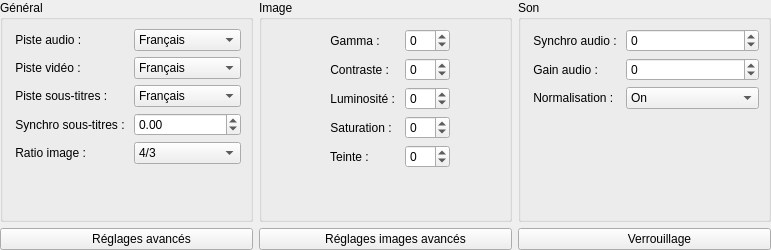
Qt form src/parameterswidget.ui (cinemaouvert/OPP) before a commit.
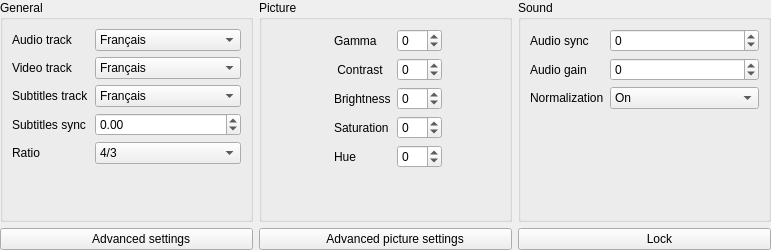
The same form after that commit. Icons and pictures are not drawn.

Commit message: Traduction - Parameters

Diff of the .ui file:
```diff
--- a/src/parameterswidget.ui
+++ b/src/parameterswidget.ui
@@ -35,7 +35,7 @@
          <bool>false</bool>
         </property>
         <property name="title">
-         <string>Général</string>
+         <string>General</string>
         </property>
         <layout class="QVBoxLayout" name="verticalLayout">
          <item>
@@ -46,7 +46,7 @@
            <item row="0" column="0">
             <widget class="QLabel" name="pisteAudioLabel">
              <property name="text">
-              <string> Piste audio : </string>
+              <string>Audio track</string>
              </property>
             </widget>
            </item>
@@ -68,7 +68,7 @@
            <item row="1" column="0">
             <widget class="QLabel" name="pisteVidOLabel">
              <property name="text">
-              <string> Piste vidéo : </string>
+              <string>Video track</string>
              </property>
             </widget>
            </item>
@@ -84,7 +84,7 @@
            <item row="2" column="0">
             <widget class="QLabel" name="pisteSousTitresLabel">
              <property name="text">
-              <string> Piste sous-titres :</string>
+              <string>Subtitles track</string>
              </property>
             </widget>
            </item>
@@ -110,7 +110,7 @@
            <item row="3" column="0">
             <widget class="QLabel" name="snchroLabel">
              <property name="text">
-              <string> Synchro sous-titres : </string>
+              <string>Subtitles sync</string>
              </property>
             </widget>
            </item>
@@ -124,7 +124,7 @@
            <item row="4" column="0">
             <widget class="QLabel" name="ratioImageLabel">
              <property name="text">
-              <string> Ratio image : </string>
+              <string>Ratio</string>
              </property>
             </widget>
            </item>
@@ -145,7 +145,7 @@
       <item>
        <widget class="QPushButton" name="pushButton_advancedSettings">
         <property name="text">
-         <string>         Réglages avancés</string>
+         <string>         Advanced settings</string>
         </property>
         <property name="icon">
          <iconset>
@@ -171,7 +171,7 @@
       <item>
        <widget class="QGroupBox" name="groupBox_2">
         <property name="title">
-         <string>Image</string>
+         <string>Picture</string>
         </property>
         <layout class="QVBoxLayout" name="verticalLayout_5">
          <item>
@@ -182,35 +182,35 @@
            <item row="0" column="0">
             <widget class="QLabel" name="gammaLabel">
              <property name="text">
-              <string> Gamma : </string>
+              <string>Gamma</string>
              </property>
             </widget>
            </item>
            <item row="1" column="0">
             <widget class="QLabel" name="contrastLabel">
              <property name="text">
-              <string> Contraste : </string>
+              <string> Contrast</string>
              </property>
             </widget>
            </item>
            <item row="2" column="0">
             <widget class="QLabel" name="luminositLabel">
              <property name="text">
-              <string> Luminosité : </string>
+              <string>Brightness</string>
              </property>
             </widget>
            </item>
            <item row="3" column="0">
             <widget class="QLabel" name="saturationLabel">
              <property name="text">
-              <string> Saturation : </string>
+              <string>Saturation</string>
              </property>
             </widget>
            </item>
            <item row="4" column="0">
             <widget class="QLabel" name="teinteLabel">
              <property name="text">
-              <string> Teinte : </string>
+              <string>Hue</string>
              </property>
             </widget>
            </item>
@@ -287,7 +287,7 @@
       <item>
        <widget class="QPushButton" name="pushButton_advancedPictureSettings">
         <property name="text">
-         <string>      Réglages images avancés</string>
+         <string>      Advanced picture settings</string>
         </property>
         <property name="icon">
          <iconset>
@@ -315,7 +315,7 @@
       <item>
        <widget class="QGroupBox" name="groupBox_3">
         <property name="title">
-         <string>Son</string>
+         <string>Sound</string>
         </property>
         <layout class="QVBoxLayout" name="verticalLayout_6">
          <item>
@@ -329,7 +329,7 @@
            <item row="0" column="0">
             <widget class="QLabel" name="synchroAudioLabel">
              <property name="text">
-              <string> Synchro audio : </string>
+              <string>Audio sync</string>
              </property>
             </widget>
            </item>
@@ -343,7 +343,7 @@
            <item row="1" column="0">
             <widget class="QLabel" name="gainAudioLabel">
              <property name="text">
-              <string> Gain audio : </string>
+              <string>Audio gain</string>
              </property>
             </widget>
            </item>
@@ -357,7 +357,7 @@
            <item row="2" column="0">
             <widget class="QLabel" name="normalisationLabel">
              <property name="text">
-              <string> Normalisation : </string>
+              <string>Normalization</string>
              </property>
             </widget>
            </item>
@@ -383,7 +383,7 @@
       <item>
        <widget class="QPushButton" name="pushButton_lock">
         <property name="text">
-         <string>         Verrouillage</string>
+         <string>         Lock</string>
         </property>
         <property name="icon">
          <iconset>
```
Left out of the diff: 57 changed lines with no effect on the pictures.
